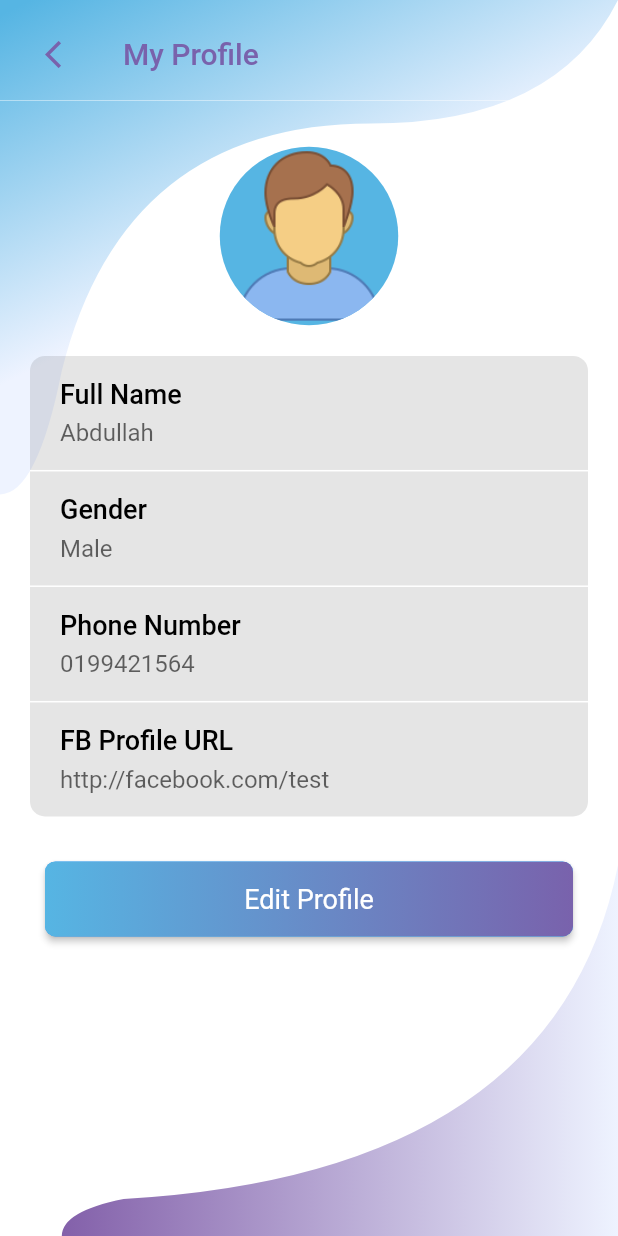
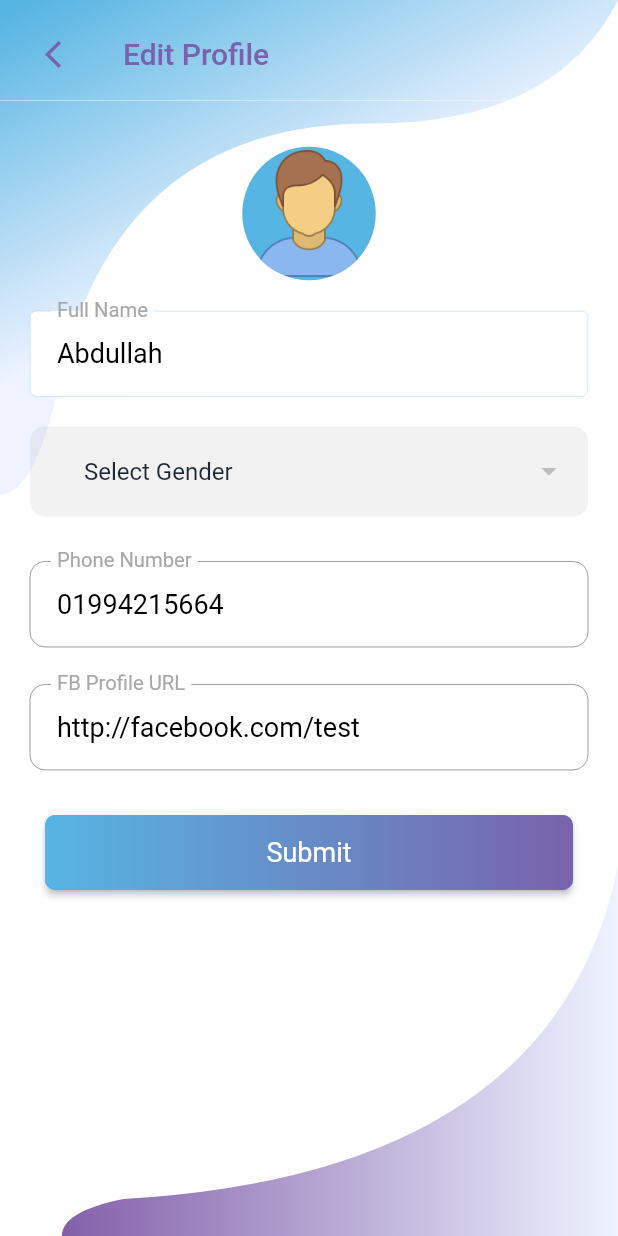
Before and after one commit to MdJeweleIslam/hw_pannel, a Flutter app: the screen it shows after launch, on a phone screen of 412 x 824 dp. Run offline on Flutter 3.47's test engine with Material 2 defaults, Android fonts, the phone set to English and light mode, and no system bars; drawn by our look-alikes of dropdown_button2; our stand-ins replace flutter_html, fluttertoast, get, get_storage, loading_indicator, marquee and 2 more; missing offline and left inert: ntp; Roboto replaces fonts that are missing (PT-Sans).

Commit message:
edit profile page design and controller

```diff
--- a/lib/controller/profile_view_page_controller.dart
+++ b/lib/controller/profile_view_page_controller.dart
@@ -18,13 +18,11 @@ class ProfileViewPageController extends GetxController {
   var userPhoneNumber="0199421564".obs;
   var userFacebookLink="http://facebook.com/test".obs;
 
-
   @override
   void onInit() {
     super.onInit();
     loadUserIdFromSharePref();
   }
-
 
   ///get data from share pref
   void loadUserIdFromSharePref() async {
@@ -43,8 +41,6 @@ class ProfileViewPageController extends GetxController {
 
   }
 
-
-
 //toast create
   _showToast(String message) {
     Fluttertoast.showToast(
--- /dev/null
+++ b/lib/controller/user_profile_Edit_page_cintroller.dart
@@ -0,0 +1,74 @@
+import 'dart:convert';
+
+import 'package:flutter/cupertino.dart';
+import 'package:get/get.dart';
+import 'package:get_storage/get_storage.dart';
+import '../Colors.dart';
+
+class UserProfileEditPageController extends GetxController {
+
+  ///input box controller
+  final userNameController = TextEditingController().obs;
+  final userPhoneController = TextEditingController().obs;
+  final userFbUrlController = TextEditingController().obs;
+
+
+  var selectGenderId="".obs;
+  var userName="Abdullah".obs;
+  var userPhone="01994215664".obs;
+  var userFbUrl="http://facebook.com/test".obs;
+  var data = [].obs;
+  ///input box color and operation
+  var userNameLevelTextColor = hint_color.obs;
+
+
+  @override
+  void onInit() {
+    // TODO: implement onInit
+    super.onInit();
+
+    RetrieveUserInfo();
+
+
+  }
+
+
+
+  updateUserNameLevelTextColor(Color value) {
+    userNameLevelTextColor(value);
+  }
+
+
+  ///get data from share pref
+  void RetrieveUserInfo() async {
+    try {
+
+      var storage =GetStorage();
+      userNameController.value.text=userName.value;
+      userPhoneController.value.text=userPhone.value;
+      userFbUrlController.value.text=userFbUrl.value;
+
+
+    } catch (e) {
+
+      //code
+
+
+    }
+
+
+    // sharedPreferences.setString(pref_user_UUID, userInfo['data']["user_name"].toString());
+    // sharedPreferences.setBool(pref_login_firstTime, userInfo['data']["user_name"].toString());
+    // sharedPreferences.setString(pref_user_cartID, userInfo['data']["user_name"].toString());
+    // sharedPreferences.setString(pref_user_county, userInfo['data']["user_name"].toString());
+    // sharedPreferences.setString(pref_user_city, userInfo['data']["user_name"].toString());
+    // sharedPreferences.setString(pref_user_state, userInfo['data']["user_name"].toString());
+    // sharedPreferences.setString(pref_user_nid, userInfo['data']["user_name"].toString());
+    // sharedPreferences.setString(pref_user_nid, userInfo['data']["user_name"].toString());
+
+
+  }
+
+
+
+}
--- a/lib/main.dart
+++ b/lib/main.dart
@@ -6,6 +6,7 @@ import 'package:get/get_navigation/src/root/get_material_app.dart';
 import 'package:get_storage/get_storage.dart';
 import 'package:hw_pannel/view/log_in_page.dart';
 import 'package:hw_pannel/view/user_profile.dart';
+import 'package:hw_pannel/view/user_profile_update.dart';
 import 'Colors.dart';
 
 
@@ -29,7 +30,7 @@ class MyApp extends StatelessWidget {
         body: Stack(
           children: [
             // LogInScreen(),
-            ProfileScreen(),
+            ProfileUpdateScreen(),
            //Arena@1324
            //  Is CN=Arena Web Security, OU=Arena, O=Arena, L=Dhaka, ST=Dhaka, C=BD correct?
 
--- a/lib/view/exam_page.dart
+++ b/lib/view/exam_page.dart
@@ -7,7 +7,6 @@ import 'package:get/get.dart';
 import 'package:get_storage/get_storage.dart';
 import 'package:intl/intl.dart';
 import 'package:ntp/ntp.dart';
-
 import '../Colors.dart';
 import '../api_service/sharePreferenceDataSaveName.dart';
 import '../controller/exam_page_controller.dart';
@@ -1241,6 +1240,7 @@ class ExamPageScreen extends StatelessWidget {
     /// dt1-dt2
 
   }
+
  void saveUserQuizId({required String quizId}) async {
     try {
 
--- a/lib/view/submit_assignment.dart
+++ b/lib/view/submit_assignment.dart
@@ -10,7 +10,7 @@ import 'background.dart';
 
 class SubmitAssignmentScreen extends StatelessWidget {
 
-  final submitAssignmentPageController = Get.put(SubmitAssignmentPageController());
+final submitAssignmentPageController = Get.put(SubmitAssignmentPageController());
 
 
 
@@ -269,9 +269,6 @@ class SubmitAssignmentScreen extends StatelessWidget {
       _showToast("Assignment link can't empty!");
       return;
     }
-
-
-
     return false;
   }
 
--- /dev/null
+++ b/lib/view/user_profile_update.dart
@@ -0,0 +1,450 @@
+
+import 'package:dropdown_button2/dropdown_button2.dart';
+import 'package:flutter/material.dart';
+import 'package:fluttertoast/fluttertoast.dart';
+import 'package:get/get.dart';
+
+import '../../Colors.dart';
+import '../controller/profile_view_page_controller.dart';
+import '../controller/submit_assignment_page_controller.dart';
+import '../controller/user_profile_Edit_page_cintroller.dart';
+import '../gradiant_icon.dart';
+import 'background.dart';
+
+class ProfileUpdateScreen extends StatelessWidget {
+  final userProfileEditPageController = Get.put(UserProfileEditPageController());
+  @override
+  Widget build(BuildContext context) {
+    return SafeArea(
+      child: Scaffold(
+        backgroundColor:  backGroundColor,
+        // backgroundColor: Colors.backGroundColor,
+        body:SizedBox(
+            width: double.infinity,
+            height: double.infinity,
+            child:Stack(
+              children: [
+                Background(),
+                Column(
+                  children: [
+
+                    Container(
+                      margin:  EdgeInsets.fromLTRB(00, 15, 00, 10),
+
+                      child: Row(
+                        children: [
+                          const SizedBox(width: 10,),
+                          InkWell(
+                            onTap: (){
+                              Get.back();
+                            },
+                            child:  Container(
+
+                              margin: EdgeInsets.only(left: 20,top: 10,right: 10,bottom: 10),
+
+                              child:const Icon(Icons.arrow_back_ios,
+                                size: 22,
+                                color: awsEndColor,
+                              ),
+                            ),
+                          ),
+                          const SizedBox(width: 20,),
+                          Expanded(child:
+                          Text(
+                            "Edit Profile",
+                            style: TextStyle(
+                                fontSize: 20,
+                                fontWeight: FontWeight.w500,
+                                color: awsEndColor
+                            ),
+                          ))
+                        ],
+                      ),
+                    ),
+                    Container(height: 0.3,
+                      color: Colors.white,
+                    ),
+
+                    Expanded(child: SingleChildScrollView(
+
+                      child: Column(
+                        children: [
+                          Container(
+                            padding: EdgeInsets.only(left: 20,right: 20,bottom: 20),
+                            child: Column(
+                              children: [
+                                SizedBox(height: 30,),
+
+
+                                CircleAvatar(
+                                  radius: 45,
+                                  backgroundColor: Colors.white,
+                                  child: CircleAvatar(
+                                    backgroundColor: awsStartColor,
+                                    backgroundImage: AssetImage('assets/images/person_male.png'),
+                                    // backgroundImage: AssetImage('assets/images/profile.jpg'),
+                                    radius: 44.5,
+                                  ),
+                                ),
+
+
+                                const SizedBox(
+                                  height: 20,
+                                ),
+
+
+
+                                _buildUserInformationSection(),
+
+
+                                Container(
+                                  margin: EdgeInsets.only(left: 10,right: 10,top: 30),
+                                  child:  _buildUpdateButton(),),
+
+                                const SizedBox(
+                                  height: 20,
+                                ),
+
+
+                              ],
+                            ),
+                          )
+                        ],
+                      ),)),
+
+
+
+
+
+                  ],
+                )
+
+              ],
+            )
+
+
+
+        ),
+      ),
+    );
+
+
+  }
+
+  Widget _buildUserInformationSection() {
+    return Container(
+
+      child: Column(
+        children: [
+
+          _buildTextFieldUserName(
+            // hintText: 'Phone Number',
+            obscureText: false,
+            prefixedIcon:  GradientIcon(
+              Icons.person,
+              26,
+              LinearGradient(
+                colors: <Color>[
+                  awsStartColor,
+                  awsStartColor,
+                  awsEndColor,
+                ],
+                begin: Alignment.topLeft,
+                end: Alignment.bottomRight,
+              ),
+            ),
+            // prefixedIcon: const Icon(Icons.phone, color: Colors.appRed),
+            labelText: "Full Name",
+            editableEnabled: true,
+            controller: userProfileEditPageController.userNameController.value,
+
+          ),
+          userInputSelectTopic(),
+          SizedBox(height: 20,),
+
+
+          _buildTextFieldUser(
+            // hintText: 'Phone Number',
+            obscureText: false,
+            prefixedIcon:  GradientIcon(
+              Icons.person,
+              26,
+              LinearGradient(
+                colors: <Color>[
+                  awsStartColor,
+                  awsStartColor,
+                  awsEndColor,
+                ],
+                begin: Alignment.topLeft,
+                end: Alignment.bottomRight,
+              ),
+            ),
+            // prefixedIcon: const Icon(Icons.phone, color: Colors.appRed),
+            labelText: "Phone Number",
+            editableEnabled: false,
+            controller: userProfileEditPageController.userPhoneController.value,
+
+          ),
+          SizedBox(height: 25,),
+          _buildTextFieldUser(
+            // hintText: 'Phone Number',
+            obscureText: false,
+            prefixedIcon:  GradientIcon(
+              Icons.person,
+              26,
+              LinearGradient(
+                colors: <Color>[
+                  awsStartColor,
+                  awsStartColor,
+                  awsEndColor,
+                ],
+                begin: Alignment.topLeft,
+                end: Alignment.bottomRight,
+              ),
+            ),
+            // prefixedIcon: const Icon(Icons.phone, color: Colors.appRed),
+            labelText: "FB Profile URL",
+            editableEnabled: false,
+            controller: userProfileEditPageController.userFbUrlController.value,
+          ),
+        ],
+      ),
+    );
+  }
+
+  Widget userInputSelectTopic() {
+    return Container(
+        height: 60,
+        alignment: Alignment.center,
+        margin: const EdgeInsets.only(left: 00,right: 00,top: 20,bottom: 10,),
+        decoration: BoxDecoration(
+            color:Colors.black.withOpacity(0.05),
+            borderRadius: BorderRadius.circular(10)),
+        child: Row(
+          children: [
+            Expanded(child: Obx(() =>
+                DropdownButton2(
+                  //   menuMaxHeight:55,
+                  value: userProfileEditPageController.selectGenderId.value != null &&
+                      userProfileEditPageController.selectGenderId.value.isNotEmpty ?
+                  userProfileEditPageController.selectGenderId.value : null,
+                  underline:const SizedBox.shrink(),
+                  hint:Row(
+                    children: const [
+                      SizedBox(width: 20,),
+                      Text("Select Gender",
+                          style: TextStyle(
+                              color: text_color,
+                              fontSize: 16,
+                              fontWeight: FontWeight.normal)),
+                    ],
+                  ),
+                  isExpanded: true,
+
+                  /// icon: SizedBox.shrink(),
+                  buttonPadding: const EdgeInsets.only(left: 0, right: 14),
+
+                  items: userProfileEditPageController.data.map((list) {
+                    return DropdownMenuItem(
+
+                      child: Row(
+                        mainAxisSize: MainAxisSize.max,
+                        children: [
+
+                          const SizedBox(width: 20,),
+                          Expanded(child: Text(
+                              list["assignment_url"].toString(),
+                              textAlign: TextAlign.left,
+                              style:  TextStyle(
+                                  color: text_color,
+                                  //color: intello_text_color,
+                                  fontSize: 16,
+                                  fontWeight: FontWeight.normal)),),
+                          const SizedBox(width: 20,),
+
+                        ],
+                      ),
+
+                      // Text(list["country_name"].toString()),
+                      value: list["selectGenderId"].toString(),
+                    );
+
+                  },
+                  ).toList(),
+                  onChanged: (String? value) {
+
+                    String data= userProfileEditPageController.selectGenderId(value.toString());
+                    // _showToast("Id ="+submitAssignmentPageController.selectAssignmentId.value);
+                  },
+
+                ),)
+            )
+          ],
+        )
+    );
+  }
+
+  //user name input field create
+  Widget _buildTextFieldUserName({
+    required bool obscureText,
+    Widget? prefixedIcon,
+    String? hintText,
+    String? labelText,
+    required bool? editableEnabled,
+    required TextEditingController controller,
+  }){
+    return Container(
+
+      color:transparent,
+      child: Focus(
+        onFocusChange: (hasFocus) {
+          userProfileEditPageController.userNameLevelTextColor.value = hasFocus ? hint_color : hint_color;
+        },
+        child: TextFormField(
+          cursorColor: awsCursorColor,
+          cursorWidth: 1.5,
+          // maxLength: 13,
+          // autofocus: false,
+          enabled: editableEnabled,
+
+          //focusNode: phoneFocusNode,
+          controller: controller,
+          textInputAction: TextInputAction.next,
+          style: const TextStyle(color: Colors.black, fontSize: 18),
+          decoration: InputDecoration(
+            border: OutlineInputBorder(borderRadius: BorderRadius.circular(10)),
+            labelText: labelText,
+            filled: true,
+            fillColor: Colors.white,
+            contentPadding: const EdgeInsets.all(18),
+            // prefixIcon: prefixedIcon,
+            focusedBorder: const OutlineInputBorder(
+              borderSide: BorderSide(color:awsEndColor, width: 1),
+            ),
+            enabledBorder: const OutlineInputBorder(
+              borderSide: BorderSide(color:awsStartColor, width: .2),
+            ),
+            labelStyle: TextStyle(
+              color:userProfileEditPageController.userNameLevelTextColor.value,
+            ),
+            hintText: hintText,
+            hintStyle: const TextStyle(
+              color: hint_color,
+              fontWeight: FontWeight.normal,
+              fontFamily: 'PTSans',
+            ),
+          ),
+          keyboardType: TextInputType.text,
+
+        ),
+      ),
+    );
+  }
+
+  Widget _buildTextFieldUser({
+    required bool obscureText,
+    Widget? prefixedIcon,
+    String? hintText,
+    String? labelText,
+    required bool? editableEnabled,
+    required TextEditingController controller,
+
+  }){
+    return Container(
+
+      color:transparent,
+      child: Focus(
+        onFocusChange: (hasFocus) {
+       //   userProfileEditPageController.userNameLevelTextColor.value = hasFocus ? hint_color : hint_color;
+        },
+        child: TextFormField(
+          cursorColor: awsCursorColor,
+          cursorWidth: 1.5,
+          // maxLength: 13,
+          // autofocus: false,
+          enabled: editableEnabled,
+
+          //focusNode: phoneFocusNode,
+          controller: controller,
+          textInputAction: TextInputAction.next,
+          style: const TextStyle(color: Colors.black, fontSize: 18),
+          decoration: InputDecoration(
+            border: OutlineInputBorder(borderRadius: BorderRadius.circular(10)),
+            labelText: labelText,
+            filled: true,
+            fillColor: Colors.white,
+            contentPadding: const EdgeInsets.all(18),
+            // prefixIcon: prefixedIcon,
+            focusedBorder: const OutlineInputBorder(
+              borderSide: BorderSide(color:awsEndColor, width: 1),
+            ),
+            enabledBorder: const OutlineInputBorder(
+              borderSide: BorderSide(color:awsStartColor, width: .2),
+            ),
+            labelStyle: TextStyle(
+              color:userProfileEditPageController.userNameLevelTextColor.value,
+            ),
+            hintText: hintText,
+            hintStyle: const TextStyle(
+              color: hint_color,
+              fontWeight: FontWeight.normal,
+              fontFamily: 'PTSans',
+            ),
+          ),
+          keyboardType: TextInputType.text,
+
+        ),
+      ),
+    );
+  }
+
+
+  Widget _buildUpdateButton() {
+    return ElevatedButton(
+      onPressed: () {
+
+      },
+      style: ElevatedButton.styleFrom(
+          padding: EdgeInsets.zero,
+          shape: RoundedRectangleBorder(
+              borderRadius: BorderRadius.circular(7))),
+      child: Ink(
+        decoration: BoxDecoration(
+            gradient: LinearGradient(colors: [awsStartColor,awsEndColor],
+              begin: Alignment.centerLeft,
+              end: Alignment.centerRight,
+            ),
+            borderRadius: BorderRadius.circular(7.0)
+        ),
+        child: Container(
+
+          height: 50,
+          alignment: Alignment.center,
+          child: Text(
+            "Submit",
+            textAlign: TextAlign.center,
+            style: TextStyle(
+              fontFamily: 'PT-Sans',
+              fontSize: 18,
+              fontWeight: FontWeight.normal,
+              color: Colors.white,
+            ),
+          ),
+        ),
+      ),
+    );
+  }
+
+  _showToast(String message) {
+    Fluttertoast.showToast(
+        msg: message,
+        toastLength: Toast.LENGTH_SHORT,
+        gravity: ToastGravity.CENTER,
+        timeInSecForIosWeb: 1,
+        backgroundColor: awsMixedColor,
+        textColor: Colors.white,
+        fontSize: 16.0);
+  }
+
+
+}
```
